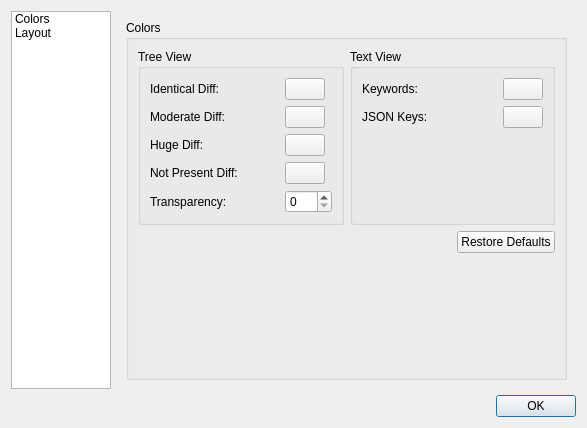
Old version of the form preferences/preferencesdialog.ui in the repository coozoo/qtjsondiff.
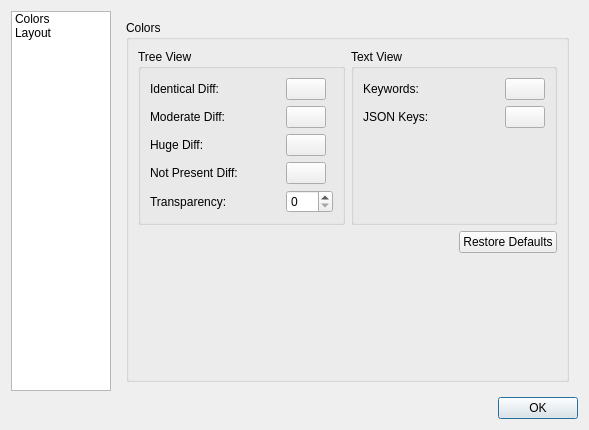
New version of the form. Icons and pictures are not drawn.

Commit message:
Fix layout setttings
Fix slots after some qt feature deprections

Diff of the .ui file:
```diff
--- a/preferences/preferencesdialog.ui
+++ b/preferences/preferencesdialog.ui
@@ -6,8 +6,8 @@
    <rect>
     <x>0</x>
     <y>0</y>
-    <width>587</width>
-    <height>428</height>
+    <width>589</width>
+    <height>430</height>
    </rect>
   </property>
   <property name="windowTitle">
```
Left out of the diff: 22 changed lines with no effect on the pictures. The commit also changes 3 other files.
